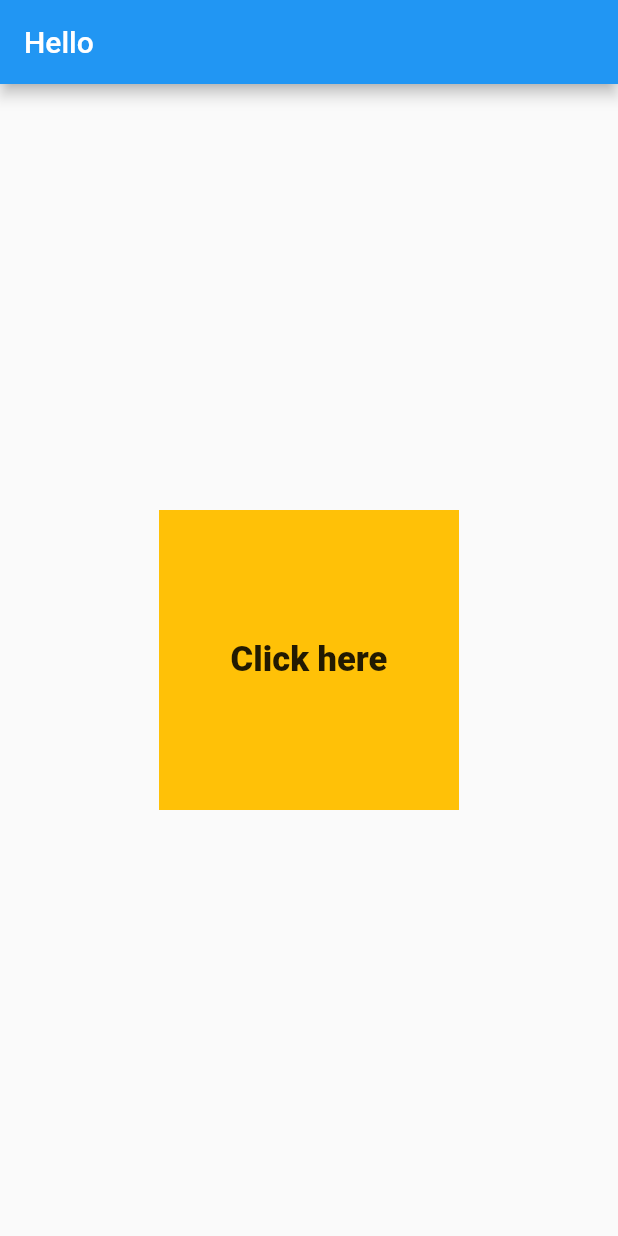
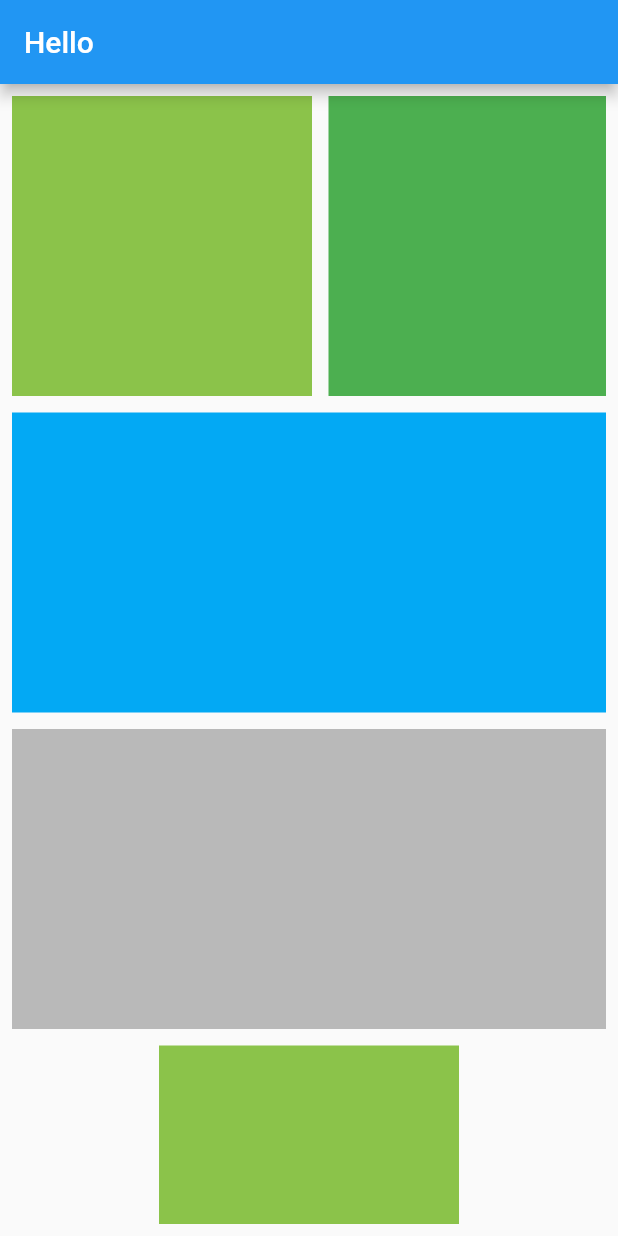
Before and after one commit to KevinBharat/Myflutter, a Flutter app: the screen it shows after launch, on a phone screen of 412 x 824 dp. Run offline on Flutter 3.47's test engine with Material 2 defaults, Android fonts, the phone set to English and light mode, and no system bars.

```diff
--- a/lib/main.dart
+++ b/lib/main.dart
@@ -33,35 +33,96 @@ class _MyHomePageState extends State<MyHomePage> {
   @override
   Widget build(BuildContext context) {
     return Scaffold(
-        appBar: AppBar(
-          title: Text("Hello"),
-        ),
-        body: Center(
-            child: InkWell(
-          onTap: () {
-            print("ontab");
-          },
-          onDoubleTap: () {
-            print("onDoubleTab");
-          },
-          onLongPress: () {
-            print("onLongTab");
-          },
-          child: Container(
-              width: 200,
-              height: 200,
-              color: Colors.amber,
-              child: Center(
-                child: InkWell(
-                  onTap: () {
-                    print("Text Widget Tapped");
-                  },
-                  child: Text(
-                    "Click here",
-                    style: TextStyle(fontSize: 23, fontWeight: FontWeight.w800),
+      appBar: AppBar(
+        title: Text("Hello"),
+      ),
+      body: Padding(
+        padding: const EdgeInsets.all(8.0),
+        child: SingleChildScrollView(
+          child: Column(
+            children: [
+              Padding(
+                padding: const EdgeInsets.only(bottom: 11),
+                child: SingleChildScrollView(
+                  scrollDirection: Axis.horizontal,
+                  child: Row(
+                    children: [
+                      Container(
+                        margin: EdgeInsets.only(right: 11),
+                        height: 200,
+                        width: 200,
+                        color: Colors.lightGreen,
+                      ),
+                      Container(
+                        margin: EdgeInsets.only(right: 11),
+                        height: 200,
+                        width: 200,
+                        color: Colors.green,
+                      ),
+                      Container(
+                        margin: EdgeInsets.only(right: 11),
+                        height: 200,
+                        width: 200,
+                        color: Colors.pink,
+                      ),
+                      Container(
+                        margin: EdgeInsets.only(right: 11),
+                        height: 200,
+                        width: 200,
+                        color: Colors.purple,
+                      ),
+                      Container(
+                        margin: EdgeInsets.only(right: 11),
+                        height: 200,
+                        width: 200,
+                        color: Colors.yellow,
+                      ),
+                    ],
                   ),
                 ),
-              )),
-        )));
+              ),
+              Container(
+                margin: EdgeInsets.only(bottom: 11),
+                height: 200,
+                color: Colors.lightBlue,
+              ),
+              Container(
+                margin: EdgeInsets.only(bottom: 11),
+                height: 200,
+                color: Colors.black26,
+              ),
+              Container(
+                margin: EdgeInsets.only(bottom: 11),
+                height: 200,
+                width: 200,
+                color: Colors.lightGreen,
+              ),
+              Container(
+                margin: EdgeInsets.only(bottom: 11),
+                height: 200,
+                color: Colors.black26,
+              ),
+              Container(
+                margin: EdgeInsets.only(bottom: 11),
+                height: 200,
+                width: 200,
+                color: Colors.lightGreen,
+              ),
+              Container(
+                margin: EdgeInsets.only(bottom: 11),
+                height: 200,
+                width: 200,
+                color: Colors.black26,
+              ),
+              Container(
+                margin: EdgeInsets.only(bottom: 11),
+                height: 200,
+                color: Colors.lightGreen,
+              ),
+            ],
+          ),
+        ),
+      ),
+    );
   }
 }
```
